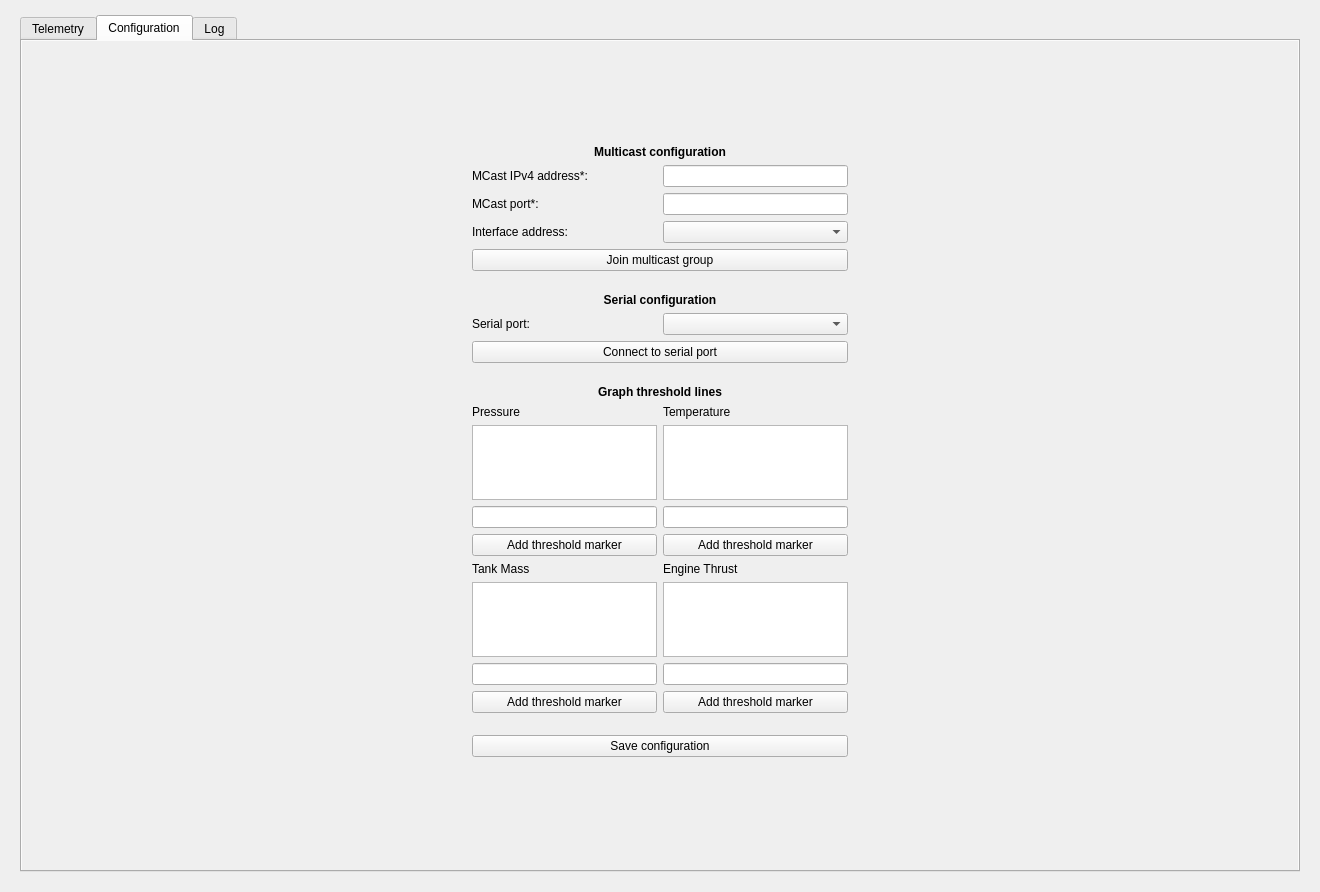
This is main_window/ui/form.ui in CarletonURocketry/hybrid-engine-ui as Qt 5 draws it before an edit. The edited form follows.
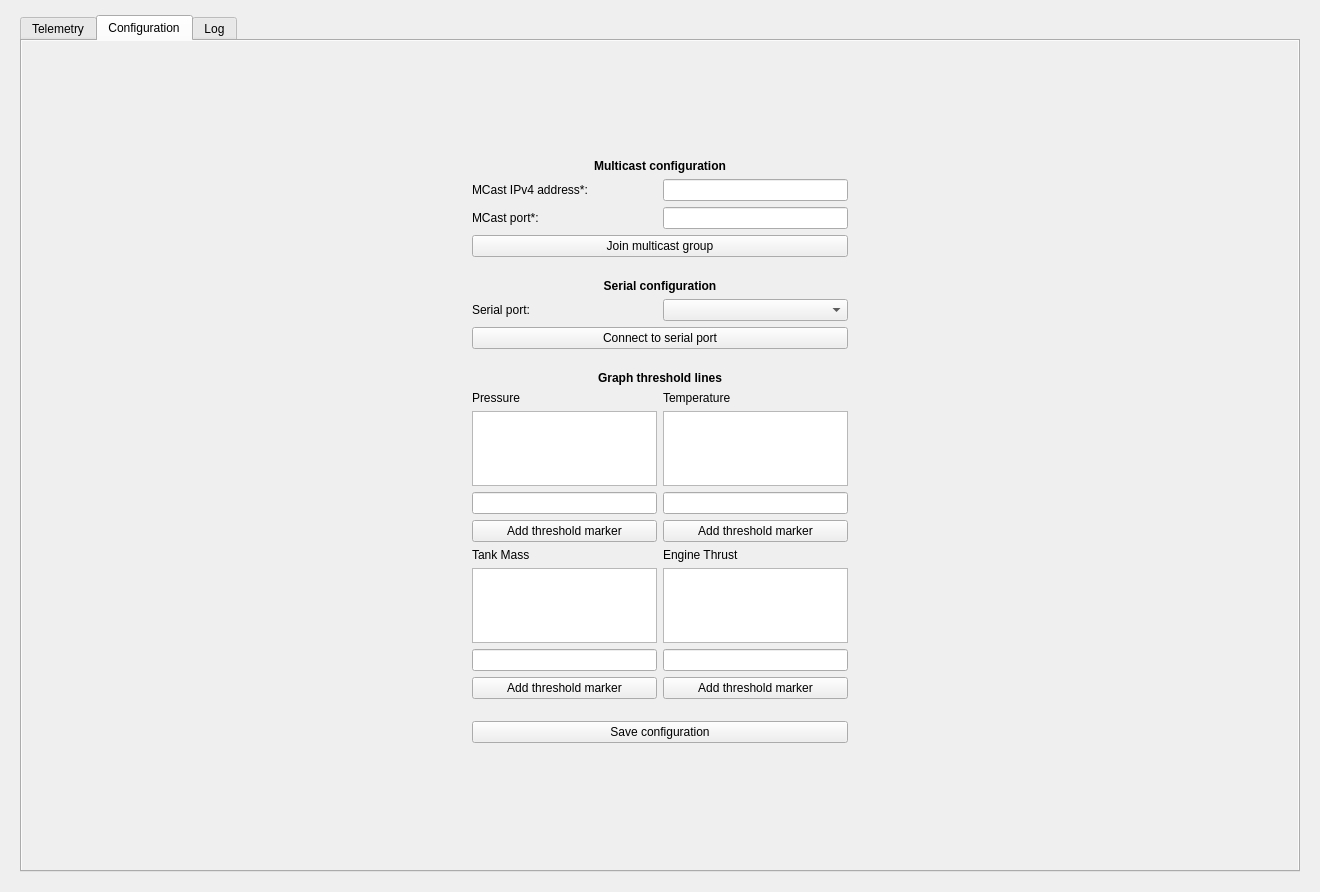
This is the edited form. The open tabs and pages were chosen to show the change. Icons and pictures are not drawn. Custom widgets are drawn as their Qt base class.

What changed in the file:
```diff
--- a/main_window/ui/form.ui
+++ b/main_window/ui/form.ui
@@ -323,23 +323,6 @@
            </item>
           </layout>
          </item>
-         <item>
-          <layout class="QHBoxLayout" name="interfaceLayout">
-           <item>
-            <widget class="QLabel" name="interfaceAddressLabel">
-             <property name="toolTip">
-              <string>Enter ipconfig in terminal to see interfaces</string>
-             </property>
-             <property name="text">
-              <string>Interface address:</string>
-             </property>
-            </widget>
-           </item>
-           <item>
-            <widget class="QComboBox" name="interfaceAddressDropdown"/>
-           </item>
-          </layout>
-         </item>
          <item>
           <widget class="QPushButton" name="udpConnectButton">
            <property name="styleSheet">
```
